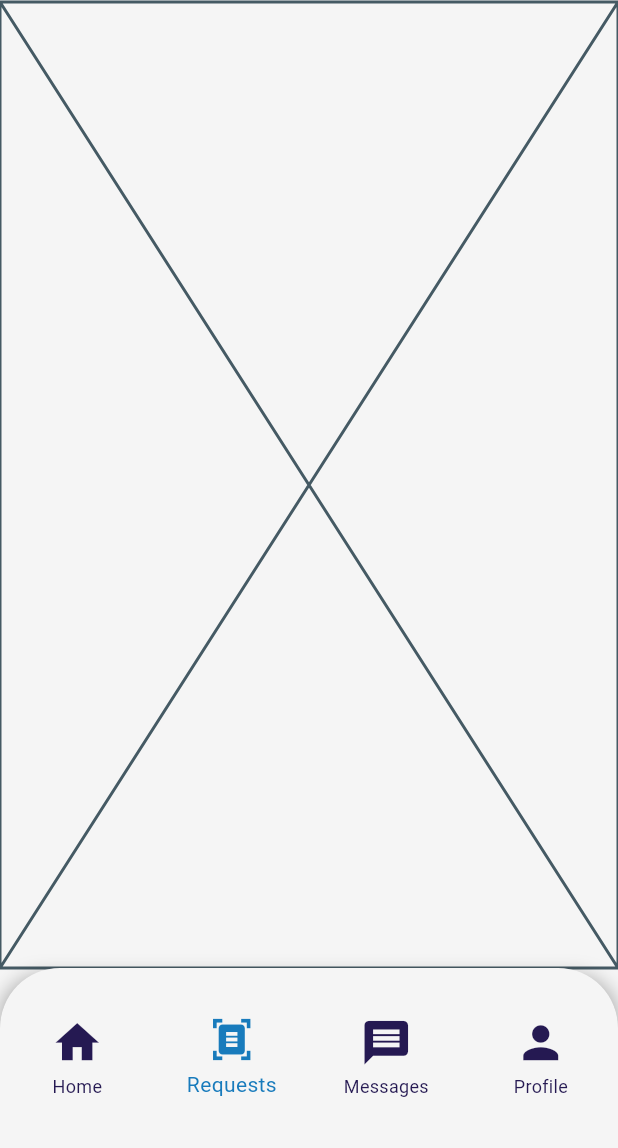
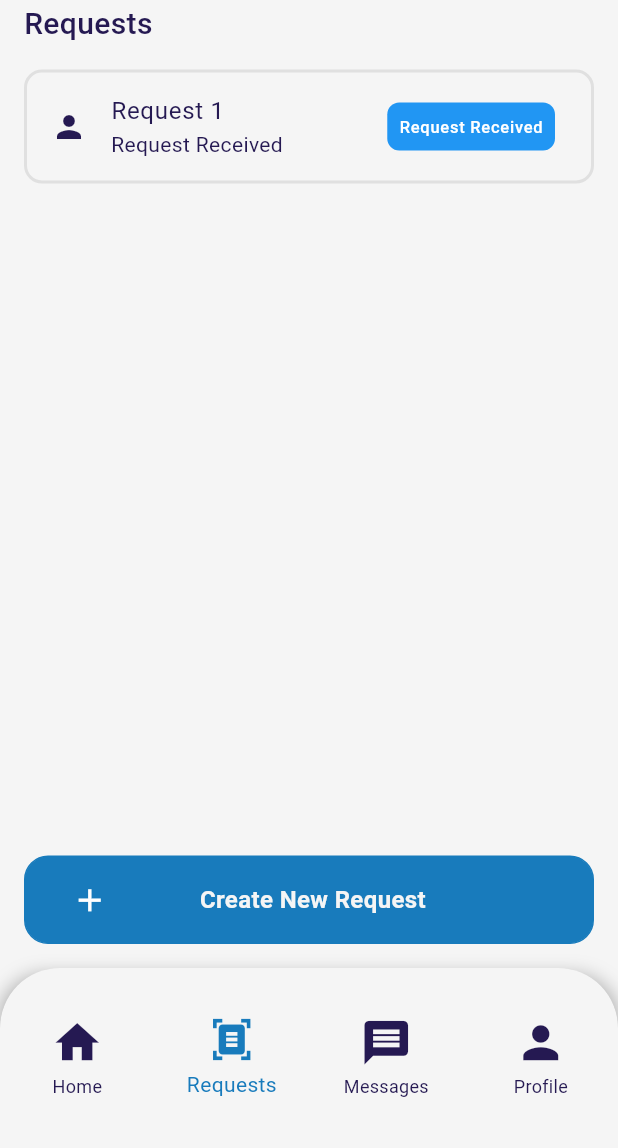
Before and after one commit to DigitalProductInnovationAndDevelopment/UNHCR-Mobile-Application, a Flutter app: the screen it shows after launch, item 2 of the bottom bar chosen, on a phone screen of 412 x 824 dp, the part 88-1236 px from its top. Run offline on Flutter 3.47's test engine with Material 3 defaults, Android fonts, the phone set to English and light mode, and no system bars; our stand-ins replace dio, flutter_chat_types, flutter_chat_ui, flutter_riverpod, get_it, go_router and 4 more; generated files the repository leaves out were written again.

Commit message:
feature: add requests page

```diff
--- /dev/null
+++ b/my_case/lib/core/design_system/components/c_list_tile.dart
@@ -0,0 +1,32 @@
+import 'package:flutter/material.dart';
+
+class CListTile extends StatelessWidget {
+  final String? title;
+  final String? subtitle;
+  final Widget? leading;
+  final Widget? trailing;
+  const CListTile({
+    super.key,
+    this.title,
+    this.subtitle,
+    this.leading,
+    this.trailing,
+  });
+
+  @override
+  Widget build(BuildContext context) {
+    return ListTile(
+      title: title != null ? Text(title!) : null,
+      subtitle: subtitle != null ? Text(subtitle!) : null,
+      leading: leading,
+      trailing: trailing,
+      shape: RoundedRectangleBorder(
+        borderRadius: BorderRadius.circular(12.0),
+        side: BorderSide(
+          color: Colors.grey.shade300,
+          width: 2,
+        ),
+      ),
+    );
+  }
+}
--- /dev/null
+++ b/my_case/lib/core/extensions/media_query_extension.dart
@@ -0,0 +1,9 @@
+import 'package:flutter/material.dart';
+
+extension MediaQueryExtension on BuildContext {
+  double get width => MediaQuery.of(this).size.width;
+  double get height => MediaQuery.of(this).size.height;
+  double get pixelRatio => MediaQuery.of(this).devicePixelRatio;
+  double get statusBarHeight => MediaQuery.of(this).padding.top;
+  double get bottomBarHeight => MediaQuery.of(this).padding.bottom;
+}
--- /dev/null
+++ b/my_case/lib/data/repositories/auth_repository.dart
@@ -0,0 +1,27 @@
+import 'package:my_case/data/client/dio_client.dart';
+
+class AuthRepository {
+  static AuthRepository? _instance;
+
+  factory AuthRepository() {
+    _instance ??= AuthRepository._();
+    return _instance!;
+  }
+
+  AuthRepository._();
+
+  Future<Map<String, dynamic>> login(String email, String password) async {
+    try {
+      final response = await DioClient.instance.post(
+        "/login",
+        data: {
+          "email": email,
+          "password": password,
+        },
+      );
+      return response;
+    } catch (e) {
+      rethrow;
+    }
+  }
+}
--- a/my_case/lib/features/requests/requests_screen.dart
+++ b/my_case/lib/features/requests/requests_screen.dart
@@ -1,10 +1,49 @@
 import 'package:flutter/material.dart';
+import 'package:my_case/core/design_system/components/c_button.dart';
+import 'package:my_case/core/design_system/components/c_list_tile.dart';
+import 'package:my_case/core/design_system/theme/c_colors.dart';
+import 'package:my_case/core/extensions/media_query_extension.dart';
+import 'package:my_case/core/extensions/text_theme_extensions.dart';
+import 'package:my_case/features/requests/widget/request_list_tile.dart';
 
 class RequestsScreen extends StatelessWidget {
   const RequestsScreen({super.key});
 
   @override
   Widget build(BuildContext context) {
-    return Placeholder();
+    return Padding(
+      padding: const EdgeInsets.symmetric(horizontal: 16.0),
+      child: Column(
+        crossAxisAlignment: CrossAxisAlignment.start,
+        children: [
+          Text(
+            'Requests',
+            style: context.text20,
+          ),
+          const SizedBox(height: 16.0),
+          Expanded(
+            child: ListView(
+              children: [
+                RequestListTile(
+                  title: 'Request 1',
+                  subtitle: 'Request Received',
+                  status: RequestStatus.requestReceived,
+                  leading: Icon(Icons.person),
+                ),
+              ],
+            ),
+          ),
+          CButton(
+            text: 'Create New Request',
+            onTap: () {},
+            icon: Icons.add,
+            iconPosition: AxisDirection.left,
+            iconColor: Colors.white,
+            color: CColors.primaryColor,
+          ),
+          const SizedBox(height: 16.0),
+        ],
+      ),
+    );
   }
 }
--- /dev/null
+++ b/my_case/lib/features/requests/widget/request_list_tile.dart
@@ -0,0 +1,85 @@
+import 'package:flutter/material.dart';
+import 'package:my_case/core/design_system/components/c_list_tile.dart';
+
+enum RequestStatus {
+  requestReceived,
+  requestViewed,
+  requestReffered,
+  caseWorkerAssigned,
+  interviewScheduled,
+  caseClosed,
+}
+
+class RequestListTile extends StatelessWidget {
+  final String? title;
+  final String? subtitle;
+  final Widget? leading;
+  final RequestStatus? status;
+  const RequestListTile({
+    super.key,
+    this.title,
+    this.subtitle,
+    this.leading,
+    this.status,
+  });
+
+  @override
+  Widget build(BuildContext context) {
+    return CListTile(
+      title: title,
+      subtitle: subtitle,
+      leading: leading,
+      trailing: status != null
+          ? Container(
+              padding: const EdgeInsets.all(8.0),
+              decoration: BoxDecoration(
+                color: statusColor,
+                borderRadius: BorderRadius.circular(8.0),
+              ),
+              child: Text(
+                statusText,
+                style: TextStyle(color: Colors.white),
+              ),
+            )
+          : null,
+    );
+  }
+
+  Color get statusColor {
+    switch (status) {
+      case RequestStatus.requestReceived:
+        return Colors.blue;
+      case RequestStatus.requestViewed:
+        return Colors.green;
+      case RequestStatus.requestReffered:
+        return Colors.orange;
+      case RequestStatus.caseWorkerAssigned:
+        return Colors.purple;
+      case RequestStatus.interviewScheduled:
+        return Colors.teal;
+      case RequestStatus.caseClosed:
+        return Colors.red;
+      default:
+        return Colors.grey;
+    }
+  }
+
+  String get statusText {
+    switch (status) {
+      case RequestStatus.requestReceived:
+        return 'Request Received';
+      case RequestStatus.requestViewed:
+        return 'Request Viewed';
+      case RequestStatus.requestReffered:
+        return 'Request Reffered';
+      case RequestStatus.caseWorkerAssigned:
+        return 'Case Worker Assigned';
+      case RequestStatus.interviewScheduled:
+        return 'Interview Scheduled';
+      case RequestStatus.caseClosed:
+        return 'Case Closed';
+      default:
+        return '';
+    }
+  }
+}
```
Also changed, not shown: my_case/lib/data/repositories/request_repository.dart (added), my_case/pubspec.lock.
